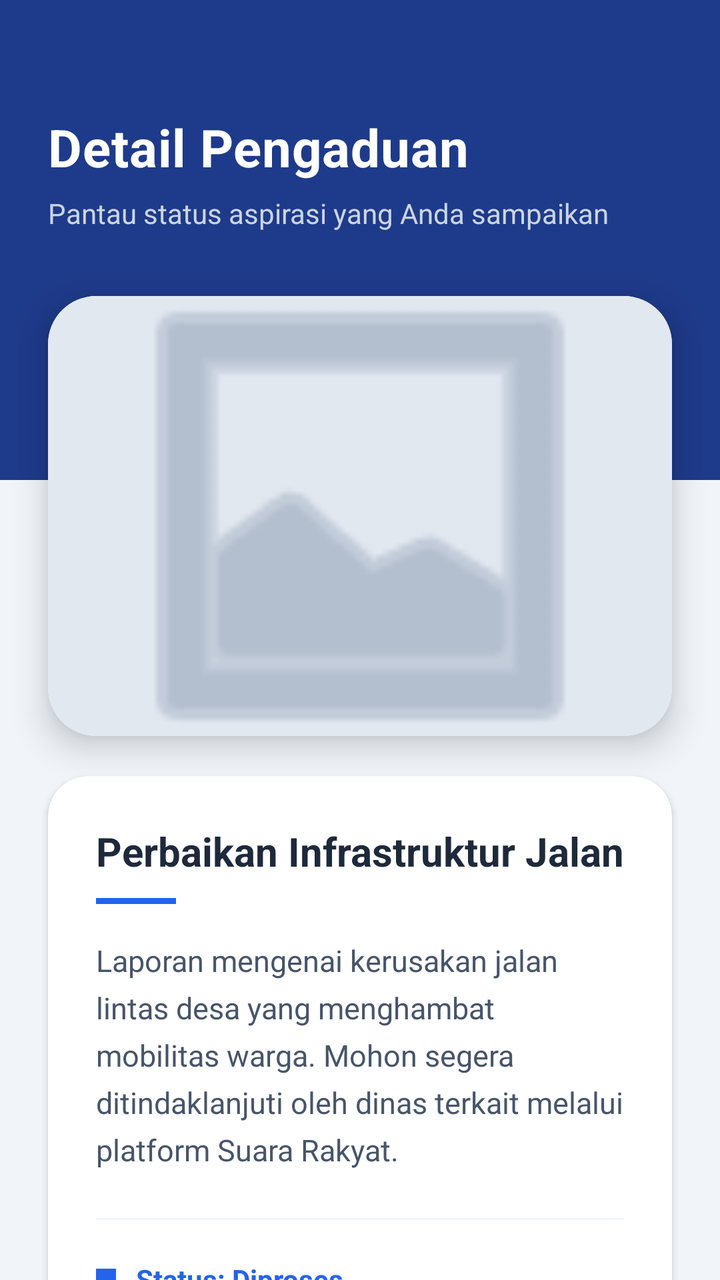
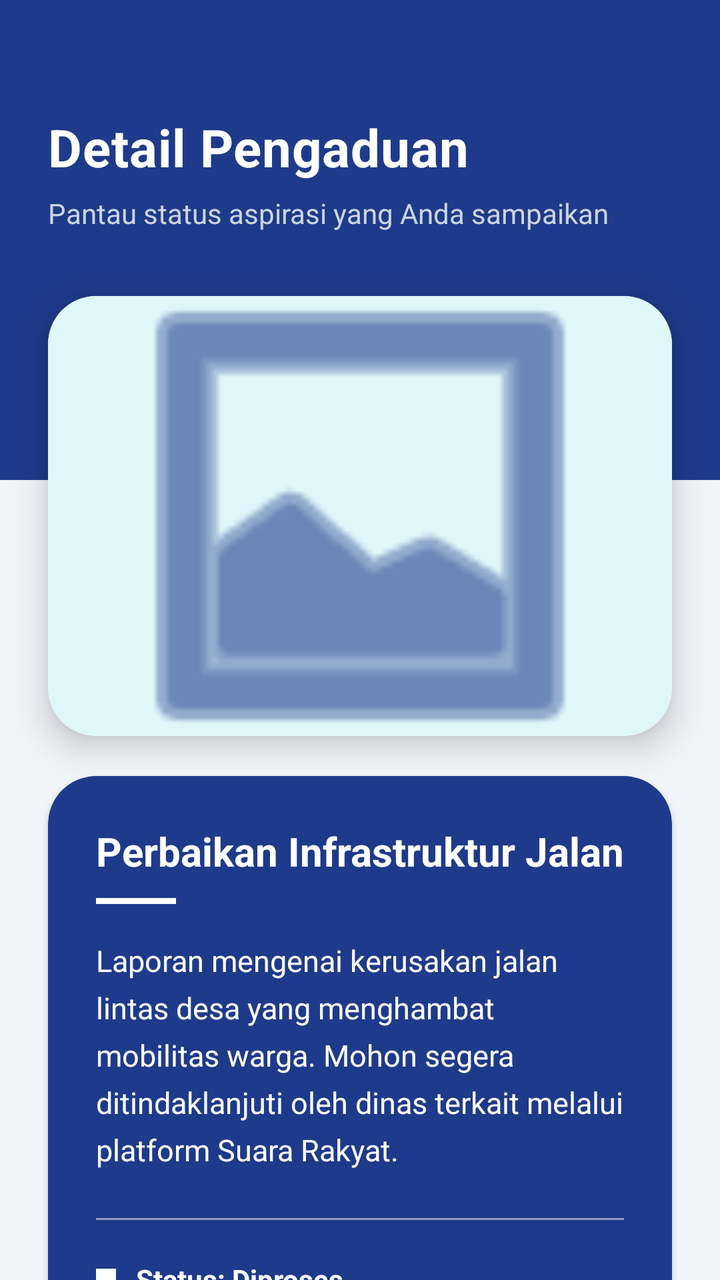

Screens rendered from an Android XML layout before and after an edit, with the pre-edit source and the edit as a unified diff.
<!-- AndroidManifest.xml: application theme Theme.ProjectMobile -->
<!-- res/layout/activity_custom1.xml -->
<?xml version="1.0" encoding="utf-8"?>
<androidx.constraintlayout.widget.ConstraintLayout
    xmlns:android="http://schemas.android.com/apk/res/android"
    xmlns:app="http://schemas.android.com/apk/res-auto"
    android:id="@+id/main"
    android:layout_width="match_parent"
    android:layout_height="match_parent"
    android:background="#F1F5F9">

    
    <View
        android:id="@+id/topBar"
        android:layout_width="match_parent"
        android:layout_height="240dp"
        android:background="#1E3A8A"
        app:layout_constraintTop_toTopOf="parent"
        app:layout_constraintStart_toStartOf="parent"
        app:layout_constraintEnd_toEndOf="parent" />

    
    <TextView
        android:id="@+id/tvJudulHalaman"
        android:layout_width="wrap_content"
        android:layout_height="wrap_content"
        android:layout_marginStart="24dp"
        android:layout_marginTop="56dp"
        android:text="Detail Pengaduan"
        android:textColor="#FFFFFF"
        android:textSize="26sp"
        android:textStyle="bold"
        android:letterSpacing="0.01"
        app:layout_constraintStart_toStartOf="parent"
        app:layout_constraintTop_toTopOf="parent" />

    <TextView
        android:id="@+id/tvDeskripsiHalaman"
        android:layout_width="0dp"
        android:layout_height="wrap_content"
        android:layout_marginTop="6dp"
        android:layout_marginEnd="24dp"
        android:text="Pantau status aspirasi yang Anda sampaikan"
        android:textColor="#CBD5E1"
        android:textSize="14sp"
        app:layout_constraintEnd_toEndOf="parent"
        app:layout_constraintStart_toStartOf="@id/tvJudulHalaman"
        app:layout_constraintTop_toBottomOf="@id/tvJudulHalaman" />

    
    <androidx.cardview.widget.CardView
        android:id="@+id/cardImage"
        android:layout_width="match_parent"
        android:layout_height="220dp"
        android:layout_marginHorizontal="24dp"
        android:layout_marginTop="32dp"
        app:cardCornerRadius="24dp"
        app:cardElevation="10dp"
        app:layout_constraintTop_toBottomOf="@id/tvDeskripsiHalaman">

        <ImageView
            android:id="@+id/imgLaporan"
            android:layout_width="match_parent"
            android:layout_height="match_parent"
            android:scaleType="centerCrop"
            android:src="@android:drawable/ic_menu_gallery"
            android:background="#E2E8F0"
            android:padding="20dp"
            app:tint="#94A3B8" />

    </androidx.cardview.widget.CardView>

    
    <androidx.cardview.widget.CardView
        android:layout_width="match_parent"
        android:layout_height="wrap_content"
        android:layout_marginHorizontal="24dp"
        android:layout_marginTop="20dp"
        app:cardBackgroundColor="#FFFFFF"
        app:cardCornerRadius="20dp"
        app:cardElevation="2dp"
        app:layout_constraintTop_toBottomOf="@id/cardImage">

        <LinearLayout
            android:layout_width="match_parent"
            android:layout_height="wrap_content"
            android:orientation="vertical"
            android:padding="24dp">

            <TextView
                android:layout_width="wrap_content"
                android:layout_height="wrap_content"
                android:text="Perbaikan Infrastruktur Jalan"
                android:textColor="#1E293B"
                android:textSize="20sp"
                android:textStyle="bold" />

            <View
                android:layout_width="40dp"
                android:layout_height="3dp"
                android:layout_marginTop="10dp"
                android:background="#2563EB" />

            <TextView
                android:layout_width="match_parent"
                android:layout_height="wrap_content"
                android:layout_marginTop="18dp"
                android:text="Laporan mengenai kerusakan jalan lintas desa yang menghambat mobilitas warga. Mohon segera ditindaklanjuti oleh dinas terkait melalui platform Suara Rakyat."
                android:textColor="#475569"
                android:lineSpacingExtra="6dp"
                android:textSize="15sp" />

            <View
                android:layout_width="match_parent"
                android:layout_height="1dp"
                android:layout_marginTop="24dp"
                android:layout_marginBottom="20dp"
                android:background="#F1F5F9" />

            <LinearLayout
                android:layout_width="match_parent"
                android:layout_height="wrap_content"
                android:gravity="center_vertical"
                android:orientation="horizontal">

                <View
                    android:layout_width="10dp"
                    android:layout_height="10dp"
                    android:background="@android:color/holo_blue_dark"
                    android:backgroundTint="#2563EB" />

                <TextView
                    android:layout_width="wrap_content"
                    android:layout_height="wrap_content"
                    android:layout_marginStart="10dp"
                    android:text="Status: Diproses"
                    android:textColor="#2563EB"
                    android:textStyle="bold"
                    android:textSize="14sp" />
            </LinearLayout>

        </LinearLayout>
    </androidx.cardview.widget.CardView>

</androidx.constraintlayout.widget.ConstraintLayout>
<!-- resources referenced by this layout -->
<resources>
  <style name="Theme.ProjectMobile" parent="Base.Theme.ProjectMobile" />
  <style name="Base.Theme.ProjectMobile" parent="Theme.Material3.DayNight.NoActionBar">
          
          
      </style>
</resources>

<!-- the commit's change to res/layout/activity_custom1.xml (unified diff, before → after) -->
@@ -12,7 +12,7 @@
         android:id="@+id/topBar"
         android:layout_width="match_parent"
         android:layout_height="240dp"
-        android:background="#1E3A8A"
+        android:background="@color/blue_pcr"
         app:layout_constraintTop_toTopOf="parent"
         app:layout_constraintStart_toStartOf="parent"
         app:layout_constraintEnd_toEndOf="parent" />
@@ -46,7 +46,7 @@
         app:layout_constraintTop_toBottomOf="@id/tvJudulHalaman" />
 
     
-    <androidx.cardview.widget.CardView
+    <com.google.android.material.card.MaterialCardView
         android:id="@+id/cardImage"
         android:layout_width="match_parent"
         android:layout_height="220dp"
@@ -54,6 +54,7 @@
         android:layout_marginTop="32dp"
         app:cardCornerRadius="24dp"
         app:cardElevation="10dp"
+        app:strokeWidth="0dp"
         app:layout_constraintTop_toBottomOf="@id/tvDeskripsiHalaman">
 
         <ImageView
@@ -62,21 +63,22 @@
             android:layout_height="match_parent"
             android:scaleType="centerCrop"
             android:src="@android:drawable/ic_menu_gallery"
-            android:background="#E2E8F0"
+            android:background="#E0F7FA"
             android:padding="20dp"
-            app:tint="#94A3B8" />
+            app:tint="@color/blue_pcr" />
 
-    </androidx.cardview.widget.CardView>
+    </com.google.android.material.card.MaterialCardView>
 
     
-    <androidx.cardview.widget.CardView
+    <com.google.android.material.card.MaterialCardView
         android:layout_width="match_parent"
         android:layout_height="wrap_content"
         android:layout_marginHorizontal="24dp"
         android:layout_marginTop="20dp"
-        app:cardBackgroundColor="#FFFFFF"
-        app:cardCornerRadius="20dp"
+        app:cardBackgroundColor="@color/blue_pcr"
+        app:cardCornerRadius="24dp"
         app:cardElevation="2dp"
+        app:strokeWidth="0dp"
         app:layout_constraintTop_toBottomOf="@id/cardImage">
 
         <LinearLayout
@@ -89,7 +91,7 @@
                 android:layout_width="wrap_content"
                 android:layout_height="wrap_content"
                 android:text="Perbaikan Infrastruktur Jalan"
-                android:textColor="#1E293B"
+                android:textColor="#FFFFFF"
                 android:textSize="20sp"
                 android:textStyle="bold" />
 
@@ -97,14 +99,14 @@
                 android:layout_width="40dp"
                 android:layout_height="3dp"
                 android:layout_marginTop="10dp"
-                android:background="#2563EB" />
+                android:background="#FFFFFF" />
 
             <TextView
                 android:layout_width="match_parent"
                 android:layout_height="wrap_content"
                 android:layout_marginTop="18dp"
                 android:text="Laporan mengenai kerusakan jalan lintas desa yang menghambat mobilitas warga. Mohon segera ditindaklanjuti oleh dinas terkait melalui platform Suara Rakyat."
-                android:textColor="#475569"
+                android:textColor="#FFFFFF"
                 android:lineSpacingExtra="6dp"
                 android:textSize="15sp" />
 
@@ -113,7 +115,7 @@
                 android:layout_height="1dp"
                 android:layout_marginTop="24dp"
                 android:layout_marginBottom="20dp"
-                android:background="#F1F5F9" />
+                android:background="#80FFFFFF" />
 
             <LinearLayout
                 android:layout_width="match_parent"
@@ -124,20 +126,19 @@
                 <View
                     android:layout_width="10dp"
                     android:layout_height="10dp"
-                    android:background="@android:color/holo_blue_dark"
-                    android:backgroundTint="#2563EB" />
+                    android:background="@android:color/white" />
 
                 <TextView
                     android:layout_width="wrap_content"
                     android:layout_height="wrap_content"
                     android:layout_marginStart="10dp"
                     android:text="Status: Diproses"
-                    android:textColor="#2563EB"
+                    android:textColor="#FFFFFF"
                     android:textStyle="bold"
                     android:textSize="14sp" />
             </LinearLayout>
 
         </LinearLayout>
-    </androidx.cardview.widget.CardView>
+    </com.google.android.material.card.MaterialCardView>
 
 </androidx.constraintlayout.widget.ConstraintLayout>
<!-- resource entries referenced after the edit -->
@@ -1,5 +1,6 @@
 <!-- resources referenced by this layout -->
 <resources>
+  <color name="blue_pcr">#1E3A8A</color>
   <style name="Theme.ProjectMobile" parent="Base.Theme.ProjectMobile" />
   <style name="Base.Theme.ProjectMobile" parent="Theme.Material3.DayNight.NoActionBar">
           
